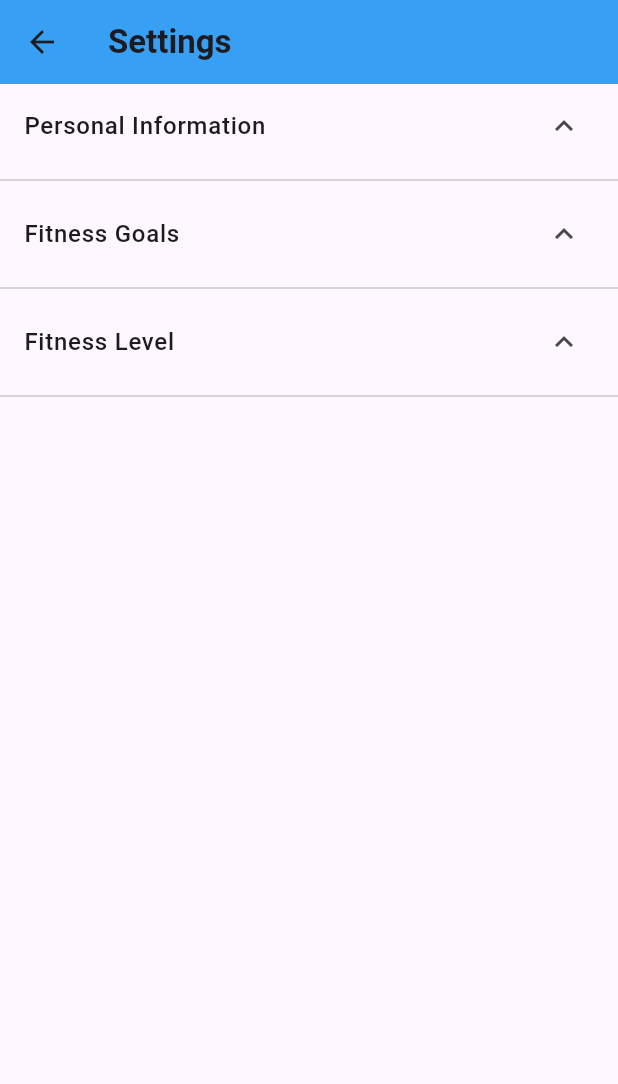
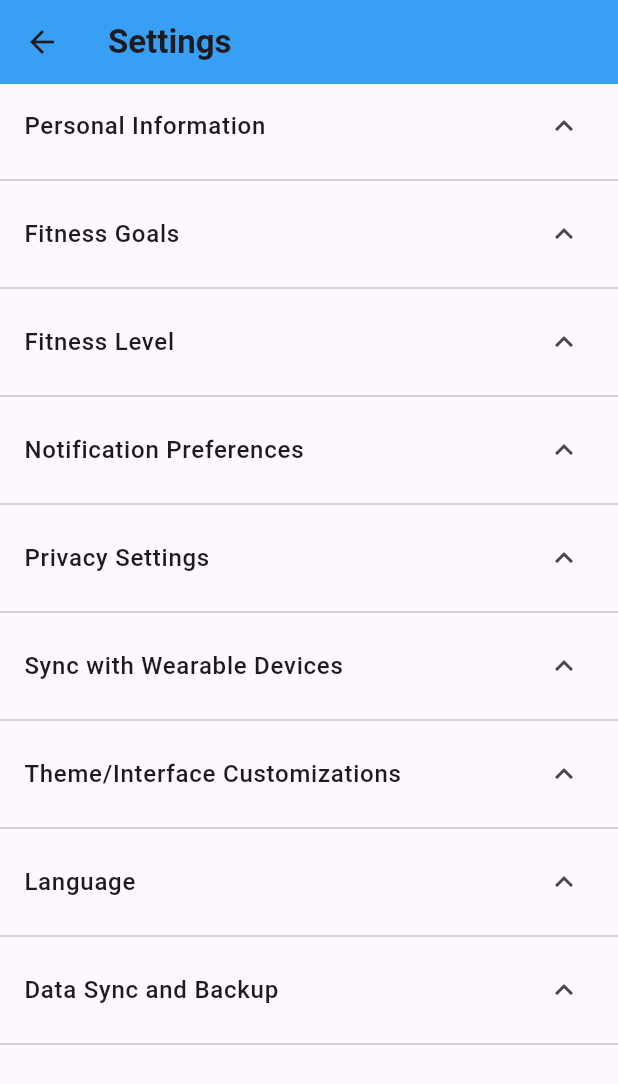
Before and after one commit to JERODIACUNA/FE, a Flutter app: the SettingsScreen screen opened directly, on a phone screen of 412 x 824 dp. Shown: the top 1084 px of the screen. Run offline on Flutter 3.47's test engine with Material 3 defaults, Android fonts, the phone set to English and light mode, and no system bars; our stand-ins replace charts_flutter, cloud_firestore, firebase_auth, firebase_core, video_player; accounts and stored records are empty.

Commit message:
added more settings

```diff
--- a/fitnessapp/lib/settings.dart
+++ b/fitnessapp/lib/settings.dart
@@ -14,6 +14,12 @@ class _SettingsScreenState extends State<SettingsScreen> {
     'Personal Information': true,
     'Fitness Goals': true,
     'Fitness Level': true,
+    'Notification Preferences': true,
+    'Privacy Settings': true,
+    'Sync with Wearable Devices': true,
+    'Theme/Interface Customizations': true,
+    'Language': true,
+    'Data Sync and Backup': true,
   };
 
   @override
```
